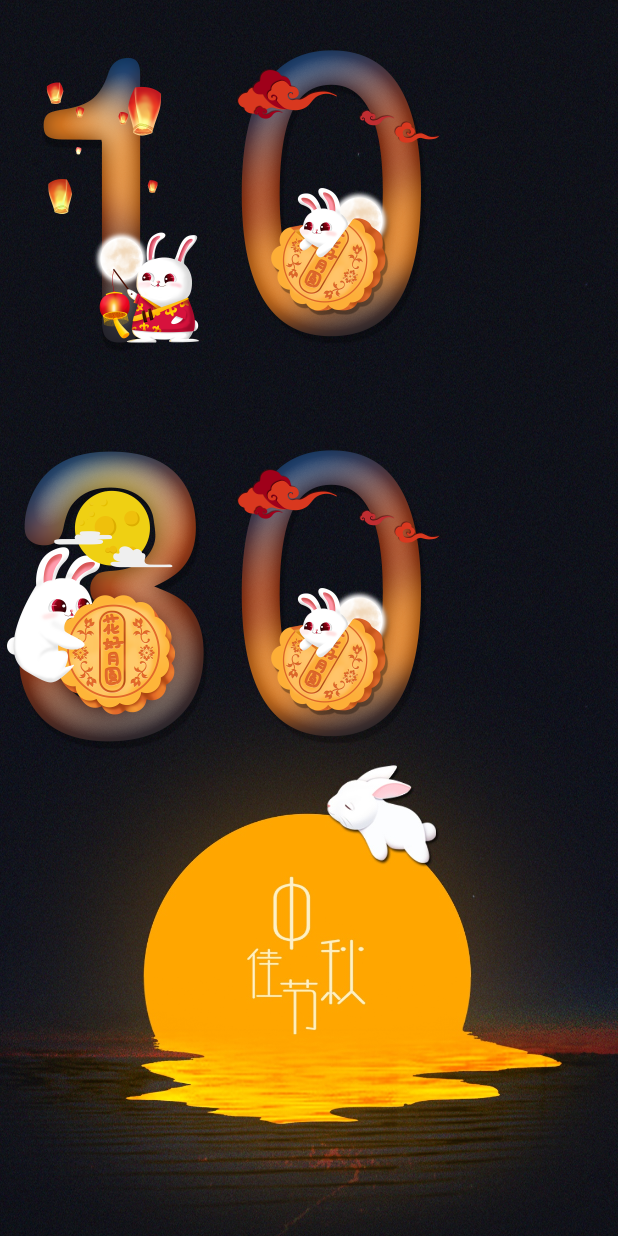
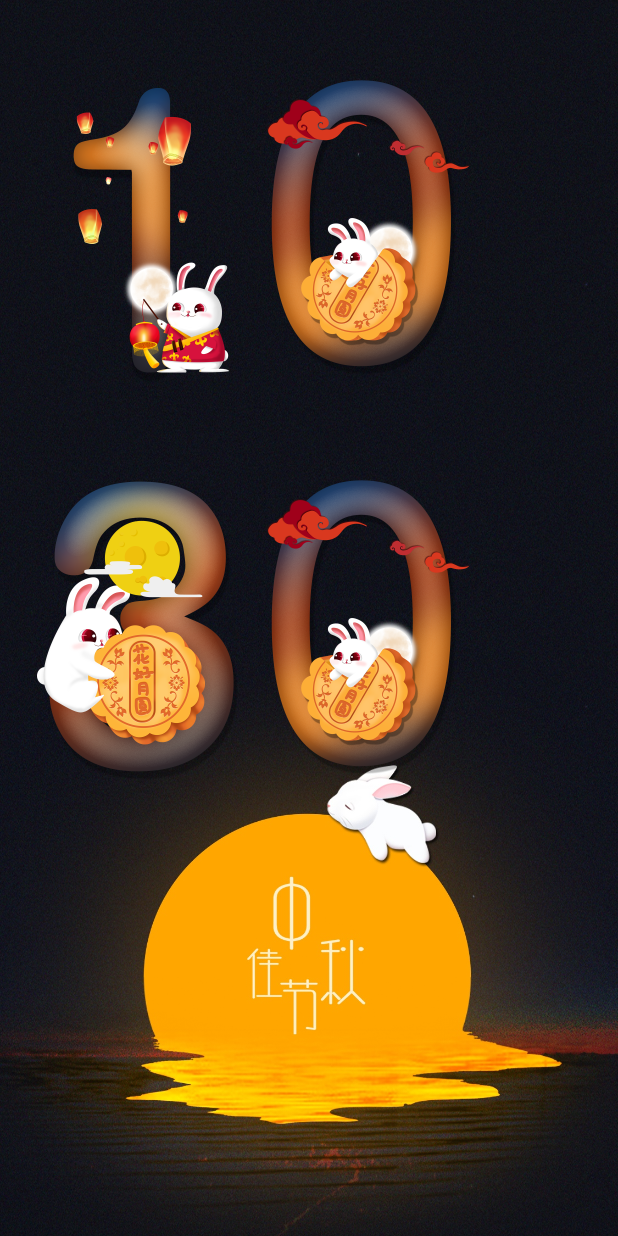
Before and after one commit to sunnyswag/ComposeRepo, an Android app built with Jetpack Compose: the screen it shows after launch (MainActivity), on a phone screen of 412 x 824 dp. Run offline under Robolectric (Android 15) with nearby library versions, the phone set to English and light mode, and no system bars; our stand-ins replace accompanist.

Commit message:
add padding to ImageClock

```diff
--- a/ImageClock/app/src/main/java/com/example/imageclock/MainActivity.kt
+++ b/ImageClock/app/src/main/java/com/example/imageclock/MainActivity.kt
@@ -14,6 +14,7 @@ import androidx.compose.foundation.layout.Box
 import androidx.compose.foundation.layout.Column
 import androidx.compose.foundation.layout.Row
 import androidx.compose.foundation.layout.fillMaxSize
+import androidx.compose.foundation.layout.padding
 import androidx.compose.material3.MaterialTheme
 import androidx.compose.material3.Surface
 import androidx.compose.runtime.Composable
@@ -28,6 +29,7 @@ import androidx.compose.ui.layout.ContentScale
 import androidx.compose.ui.platform.LocalContext
 import androidx.compose.ui.res.painterResource
 import androidx.compose.ui.tooling.preview.Preview
+import androidx.compose.ui.unit.dp
 import com.example.imageclock.ui.theme.ImageClockTheme
 import java.util.Calendar
 import java.util.TimeZone
@@ -79,7 +81,7 @@ fun ImageClock() {
         }
     }
 
-    Column {
+    Column(modifier = Modifier.padding(20.dp)) {
         Row {
             Image(painter = painterResource(hourTensResId), contentDescription = "hourTensImg")
             Image(painter = painterResource(hourUnitsResId), contentDescription = "hourUnitsImg")
```
